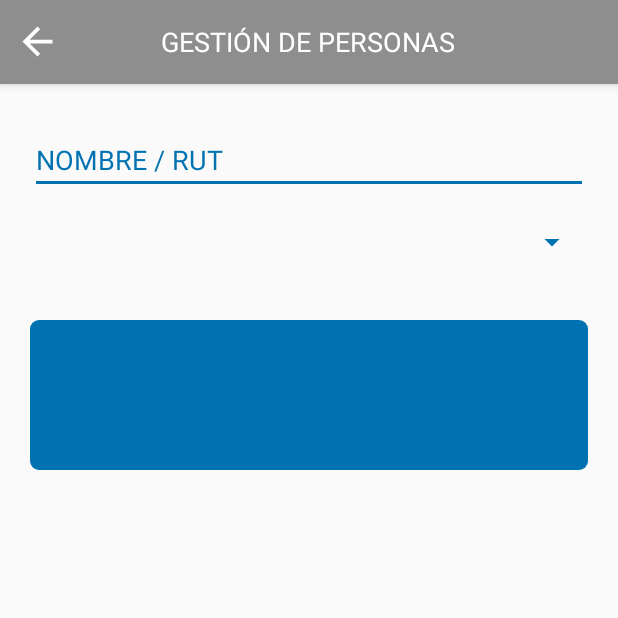
After one commit to sebastianMof/Gestor, an Android app: the PersonasActivity screen opened directly, with no data from a screen before it, on a phone screen of 412 x 824 dp, the top half of it. The commit adds this screen. Run offline under Robolectric (Android 15) with nearby library versions, the phone set to English and light mode, and no system bars.

Commit message:
personas update

```diff
--- a/app/src/main/AndroidManifest.xml
+++ b/app/src/main/AndroidManifest.xml
@@ -9,7 +9,7 @@
         android:roundIcon="@mipmap/ic_launcher_round"
         android:supportsRtl="true"
         android:theme="@style/AppTheme">
-
+        <activity android:name=".PersonasActivity"></activity>
         <activity android:name=".MenuActivity" />
         <activity
             android:name=".ui.login.LoginActivity"
--- a/app/src/main/java/com/sanbar/gestor/MenuActivity.java
+++ b/app/src/main/java/com/sanbar/gestor/MenuActivity.java
@@ -2,8 +2,13 @@ package com.sanbar.gestor;
 
 import androidx.appcompat.app.AppCompatActivity;
 
+import android.content.Intent;
 import android.os.Bundle;
+import android.view.View;
+import android.widget.Button;
 import android.widget.Toast;
+
+import com.sanbar.gestor.ui.login.LoginActivity;
 
 public class MenuActivity extends AppCompatActivity {
 
@@ -21,5 +26,23 @@ public class MenuActivity extends AppCompatActivity {
             String loginModelData1 = extras.getString("loginModelData1");//model.getDisplayName()
         }
 
+        configureButtonPersonas();
+
     }
+
+    private void configureButtonPersonas() {
+        Button btn_personas = (Button) findViewById(R.id.menu_personas);
+        btn_personas.setOnClickListener(new View.OnClickListener() {
+            @Override
+            public void onClick(View v) {
+                Intent myIntent = new Intent(MenuActivity.this, PersonasActivity.class);
+                myIntent.putExtra("loginModelData1", "dato"); //Optional parameters
+                MenuActivity.this.startActivity(myIntent);
+
+            }
+        });
+    }
+
+
+
 }
--- /dev/null
+++ b/app/src/main/java/com/sanbar/gestor/PersonasActivity.java
@@ -0,0 +1,21 @@
+package com.sanbar.gestor;
+
+import androidx.appcompat.app.AppCompatActivity;
+
+import android.content.Intent;
+import android.os.Bundle;
+import android.view.View;
+import android.widget.Button;
+
+public class PersonasActivity extends AppCompatActivity {
+
+    @Override
+    protected void onCreate(Bundle savedInstanceState) {
+        super.onCreate(savedInstanceState);
+        setContentView(R.layout.activity_personas);
+    }
+
+
+
+
+}
--- /dev/null
+++ b/app/src/main/res/drawable/ic_arrow_back_white_24dp.xml
@@ -0,0 +1,5 @@
+<vector android:height="24dp" android:tint="#FFFFFF"
+    android:viewportHeight="24.0" android:viewportWidth="24.0"
+    android:width="24dp" xmlns:android="http://schemas.android.com/apk/res/android">
+    <path android:fillColor="#FF000000" android:pathData="M20,11H7.83l5.59,-5.59L12,4l-8,8 8,8 1.41,-1.41L7.83,13H20v-2z"/>
+</vector>
--- a/app/src/main/res/layout/activity_menu.xml
+++ b/app/src/main/res/layout/activity_menu.xml
@@ -151,7 +151,7 @@
                 android:enabled="false"
                 android:text="@string/cambiar_contrato"
                 android:textColor="@color/colorWhite"
-                android:background = "@drawable/rounded_button_gray"/>
+                android:background = "@drawable/rounded_button_orange"/>
 
             <Button
                 android:id="@+id/menu_cerrar_sesion"
@@ -168,7 +168,7 @@
                 android:enabled="false"
                 android:text="@string/cerrar_sesi_n"
                 android:textColor="@color/colorWhite"
-                android:background = "@drawable/rounded_button_gray"/>
+                android:background = "@drawable/rounded_button_orange"/>
 
         </LinearLayout>
 
--- /dev/null
+++ b/app/src/main/res/layout/activity_personas.xml
@@ -0,0 +1,123 @@
+<?xml version="1.0" encoding="utf-8"?>
+<androidx.constraintlayout.widget.ConstraintLayout xmlns:android="http://schemas.android.com/apk/res/android"
+    xmlns:app="http://schemas.android.com/apk/res-auto"
+    xmlns:tools="http://schemas.android.com/tools"
+    android:layout_width="match_parent"
+    android:layout_height="match_parent"
+    tools:context=".PersonasActivity">
+
+
+
+    <LinearLayout
+        android:layout_width="match_parent"
+        android:layout_height="match_parent"
+        android:orientation="vertical">
+
+        <androidx.appcompat.widget.Toolbar
+            android:id="@+id/toolbar"
+            android:layout_width="match_parent"
+            android:layout_height="wrap_content"
+
+            android:elevation="4dp"
+            android:layout_marginBottom="8dp"
+
+            android:background="?attr/colorPrimary"
+            android:minHeight="?attr/actionBarSize"
+            android:theme="@style/ThemeOverlay.AppCompat.ActionBar"
+
+            app:contentInsetStart="0dp"
+            app:layout_constraintTop_toTopOf="parent"
+            app:popupTheme="@style/ThemeOverlay.AppCompat.Light"
+
+            tools:layout_editor_absoluteX="0dp">
+
+            <LinearLayout
+                android:layout_width="match_parent"
+                android:layout_height="match_parent"
+                android:gravity="center_vertical"
+                android:orientation="horizontal">
+
+                <LinearLayout
+                    android:layout_width="0dp"
+                    android:layout_height="wrap_content"
+                    android:layout_weight="1"
+                    android:gravity="start">
+
+                    <Button
+                        android:id="@+id/btnPersonasBack"
+                        android:layout_width="30dp"
+                        android:layout_height="30dp"
+                        android:layout_marginStart="10dp"
+                        android:background="@drawable/ic_arrow_back_white_24dp"
+                        android:backgroundTint="@color/colorWhite" />
+                </LinearLayout>
+
+                <LinearLayout
+                    android:layout_width="wrap_content"
+                    android:layout_height="wrap_content">
+
+                    <TextView
+                        android:layout_width="wrap_content"
+                        android:layout_height="wrap_content"
+                        android:text="@string/gesti_n_de_personas"
+                        android:textAlignment="center"
+                        android:textColor="@color/colorWhite"
+                        android:textSize="18sp" />
+                </LinearLayout>
+
+                <LinearLayout
+                    android:layout_width="0dp"
+                    android:layout_height="wrap_content"
+                    android:layout_weight="1">
+
+                </LinearLayout>
+
+            </LinearLayout>
+
+        </androidx.appcompat.widget.Toolbar>
+
+        <EditText
+            android:id="@+id/editText"
+            android:layout_width="match_parent"
+            android:layout_height="wrap_content"
+            android:ems="10"
+            android:inputType="textPersonName"
+            android:text="@string/nombre_rut"
+            android:textColor="@color/colorBlue"
+            android:layout_marginTop="20dp"
+            android:layout_marginRight="20dp"
+            android:layout_marginLeft="20dp"
+            android:backgroundTint="@color/colorBlue"/>
+
+        <Spinner
+            android:id="@+id/spinner"
+            android:layout_width="match_parent"
+            android:layout_height="wrap_content"
+
+            android:textColor="@color/colorBlue"
+            android:backgroundTint="@color/colorBlue"
+
+            android:layout_marginTop="20dp"
+            android:layout_marginBottom="20dp"
+            android:layout_marginRight="20dp"
+            android:layout_marginLeft="20dp"/>
+
+        <LinearLayout
+            android:layout_width="match_parent"
+            android:layout_height="100sp"
+
+            android:layout_marginTop="20dp"
+            android:layout_marginBottom="20dp"
+            android:layout_marginRight="20dp"
+            android:layout_marginLeft="20dp"
+            android:background="@drawable/rounded_button_blue">
+
+
+
+
+        </LinearLayout>
+
+    </LinearLayout>
+
+
+</androidx.constraintlayout.widget.ConstraintLayout>
--- a/app/src/main/res/values/strings.xml
+++ b/app/src/main/res/values/strings.xml
@@ -17,4 +17,6 @@
     <string name="plan_de_obra_diaria">PLAN DE OBRA DIARIA</string>
     <string name="cambiar_contrato">CAMBIAR CONTRATO</string>
     <string name="cerrar_sesi_n">CERRAR SESIÓN</string>
+    <string name="gesti_n_de_personas">GESTIÓN DE PERSONAS</string>
+    <string name="nombre_rut">NOMBRE / RUT</string>
 </resources>
```
Also changed, not shown: app/src/main/res/drawable/rounded_button_orange.xml (renamed from app/src/main/res/drawable/rounded_button_gray.xml).
